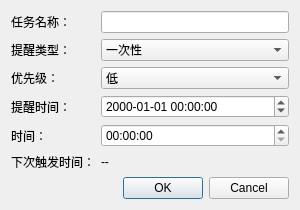
Old version of the form src/reminderedit.ui in the repository SwartzMss/EasyNotify.
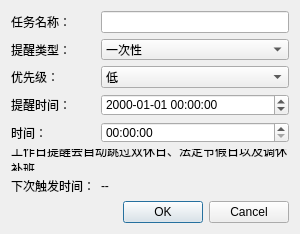
New version of the form.

Commit message: feat: add workday reminders

The edit to the form file:
```diff
--- a/src/reminderedit.ui
+++ b/src/reminderedit.ui
@@ -101,14 +101,27 @@
        </property>
       </widget>
      </item>
-     <item row="5" column="0">
+     <item row="5" column="0" colspan="2">
+      <widget class="QLabel" name="workdayHintLabel">
+       <property name="visible">
+        <bool>false</bool>
+       </property>
+       <property name="text">
+        <string>工作日提醒会自动跳过双休日、法定节假日以及调休补班。</string>
+       </property>
+       <property name="wordWrap">
+        <bool>true</bool>
+       </property>
+      </widget>
+     </item>
+     <item row="6" column="0">
       <widget class="QLabel" name="nextTriggerLabelTitle">
        <property name="text">
         <string>下次触发时间：</string>
        </property>
       </widget>
      </item>
-     <item row="5" column="1">
+     <item row="6" column="1">
       <widget class="QLabel" name="nextTriggerLabel">
        <property name="text">
         <string>--</string>
```
Left out of the diff: 7 changed lines with no effect on the pictures. The commit also changes 14 other files.
